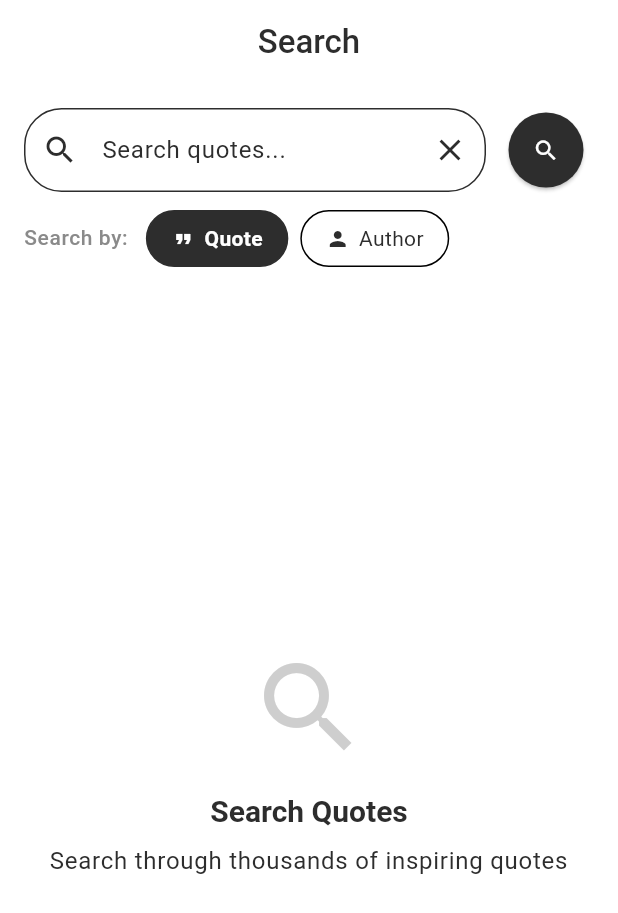
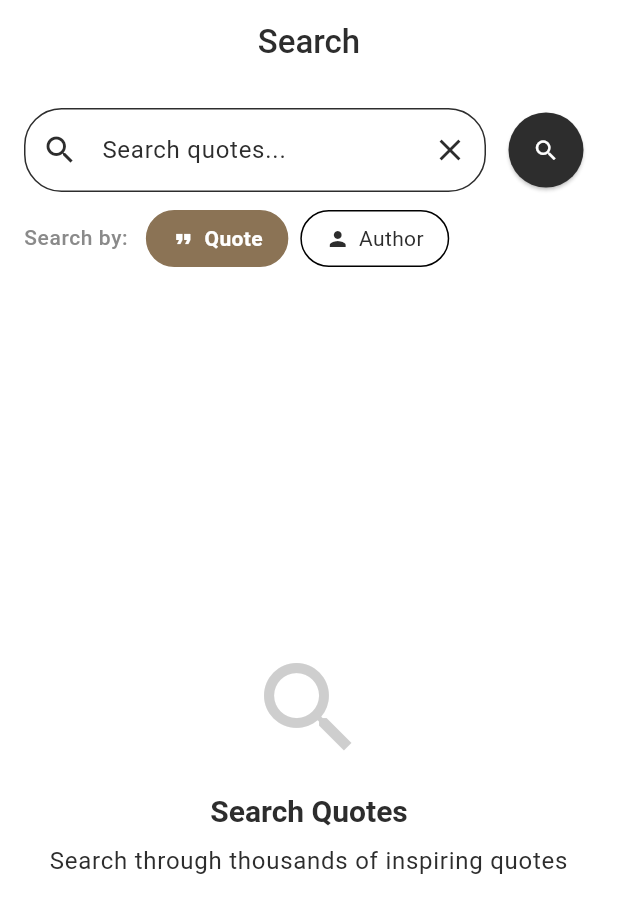
Before and after one commit to akshayxemo/quote-vault, a Flutter app: the _SearchScreenContent screen opened directly, on a phone screen of 412 x 824 dp. Shown: the top 913 px of the screen. Run offline on Flutter 3.47's test engine with Material 3 defaults, Android fonts, the phone set to English and light mode, and no system bars; our stand-ins replace connectivity_plus, dartz, equatable, flutter_bloc, get_it, go_router and 4 more; missing offline and left inert: gal; accounts and stored records are empty.

Commit message:
fixed some ui theme colors and favorite toggle issue.

```diff
--- a/lib/data/repositories/quote_repository_impl.dart
+++ b/lib/data/repositories/quote_repository_impl.dart
@@ -12,9 +12,9 @@ class QuoteRepositoryImpl implements QuoteRepository {
   QuoteRepositoryImpl({required this.remoteDataSource});
 
   @override
-  Future<Either<Failure, Quote?>> getQuoteOfTheDay() async {
+  Future<Either<Failure, Quote?>> getQuoteOfTheDay({String? userId}) async {
     try {
-      final quote = await remoteDataSource.getQuoteOfTheDay();
+      final quote = await remoteDataSource.getQuoteOfTheDay(userId: userId);
       return Right(quote);
     } catch (e) {
       return Left(ServerFailure(e.toString()));
--- a/lib/domain/entities/quote.dart
+++ b/lib/domain/entities/quote.dart
@@ -25,7 +25,7 @@ class Quote extends Equatable {
     String? text,
     String? author,
     String? category,
-    bool? isFavorite,
+    Object? isFavorite = const _Undefined(),
     DateTime? createdAt,
   }) {
     return Quote(
@@ -33,8 +33,14 @@ class Quote extends Equatable {
       text: text ?? this.text,
       author: author ?? this.author,
       category: category ?? this.category,
-      isFavorite: isFavorite ?? this.isFavorite,
+      isFavorite: isFavorite == const _Undefined()
+          ? this.isFavorite
+          : isFavorite as bool,
       createdAt: createdAt ?? this.createdAt,
     );
   }
 }
+
+class _Undefined {
+  const _Undefined();
+}
--- a/lib/domain/repositories/quote_repository.dart
+++ b/lib/domain/repositories/quote_repository.dart
@@ -5,7 +5,7 @@ import 'package:quote_vault/domain/entities/quote.dart';
 import 'package:quote_vault/presentation/bloc/search/search_event.dart';
 
 abstract class QuoteRepository {
-  Future<Either<Failure, Quote?>> getQuoteOfTheDay();
+  Future<Either<Failure, Quote?>> getQuoteOfTheDay({String? userId});
   Future<Either<Failure, List<Category>>> getCategories();
   Future<Either<Failure, List<Quote>>> getQuotes({
     String? categoryId,
--- a/lib/domain/usecases/quote/get_quote_of_the_day_usecase.dart
+++ b/lib/domain/usecases/quote/get_quote_of_the_day_usecase.dart
@@ -8,7 +8,7 @@ class GetQuoteOfTheDayUseCase {
 
   GetQuoteOfTheDayUseCase(this.repository);
 
-  Future<Either<Failure, Quote?>> call() async {
-    return await repository.getQuoteOfTheDay();
+  Future<Either<Failure, Quote?>> call({String? userId}) async {
+    return await repository.getQuoteOfTheDay(userId: userId);
   }
 }
--- a/lib/presentation/bloc/home/home_bloc.dart
+++ b/lib/presentation/bloc/home/home_bloc.dart
@@ -45,7 +45,9 @@ class HomeBloc extends Bloc<HomeEvent, HomeState> {
     }
 
     try {
-      final quoteOfTheDayResult = await getQuoteOfTheDayUseCase();
+      final quoteOfTheDayResult = await getQuoteOfTheDayUseCase(
+        userId: event.userId,
+      );
       final categoriesResult = await getCategoriesUseCase();
       final quotesResult = await getQuotesUseCase(
         GetQuotesParams(
--- a/lib/presentation/bloc/home/home_state.dart
+++ b/lib/presentation/bloc/home/home_state.dart
@@ -41,7 +41,7 @@ class HomeLoaded extends HomeState {
   });
 
   HomeLoaded copyWith({
-    Quote? quoteOfTheDay,
+    Object? quoteOfTheDay = const _Undefined(),
     List<Category>? categories,
     List<Quote>? quotes,
     Object? selectedCategoryId = const _Undefined(),
@@ -50,7 +50,9 @@ class HomeLoaded extends HomeState {
     String? userId,
   }) {
     return HomeLoaded(
-      quoteOfTheDay: quoteOfTheDay ?? this.quoteOfTheDay,
+      quoteOfTheDay: quoteOfTheDay == const _Undefined()
+          ? this.quoteOfTheDay
+          : quoteOfTheDay as Quote?,
       categories: categories ?? this.categories,
       quotes: quotes ?? this.quotes,
       selectedCategoryId: selectedCategoryId == const _Undefined()
--- a/lib/presentation/screens/home/home_screen.dart
+++ b/lib/presentation/screens/home/home_screen.dart
@@ -291,12 +291,12 @@ class _CategoryChip extends StatelessWidget {
         padding: const EdgeInsets.symmetric(horizontal: 20, vertical: 10),
         decoration: BoxDecoration(
           color: isSelected
-              ? Theme.of(context).primaryColor
+              ? Theme.of(context).colorScheme.tertiary
               : Theme.of(context).cardColor,
           borderRadius: BorderRadius.circular(20),
           border: Border.all(
             color: isSelected
-                ? Theme.of(context).primaryColor
+                ? Theme.of(context).colorScheme.tertiary
                 : Theme.of(context).dividerColor,
           ),
         ),
--- a/lib/presentation/screens/search/search_screen.dart
+++ b/lib/presentation/screens/search/search_screen.dart
@@ -164,6 +164,8 @@ class _SearchScreenContentState extends State<_SearchScreenContent> {
 
             // Search results
             Expanded(
+              child: Padding(
+                padding: const EdgeInsets.all(8.0),
                 child: BlocBuilder<SearchBloc, SearchState>(
                   builder: (context, state) {
                     if (state is SearchInitial) {
@@ -298,6 +300,7 @@ class _SearchScreenContentState extends State<_SearchScreenContent> {
                   },
                 ),
               ),
+            ),
           ],
         ),
       ),
@@ -326,12 +329,12 @@ class _SearchTypeChip extends StatelessWidget {
         padding: const EdgeInsets.symmetric(horizontal: 16, vertical: 8),
         decoration: BoxDecoration(
           color: isSelected
-              ? Theme.of(context).primaryColor
+              ? Theme.of(context).colorScheme.tertiary
               : Theme.of(context).cardColor,
           borderRadius: BorderRadius.circular(20),
           border: Border.all(
             color: isSelected
-                ? Theme.of(context).primaryColor
+                ? Theme.of(context).colorScheme.tertiary
                 : Theme.of(context).dividerColor,
           ),
         ),
```
Also changed, not shown: lib/data/datasources/quote_remote_datasource.dart (+28 -7 lines), lib/presentation/widgets/quote/quote_card_styles.dart (+12 -4 lines). Lines whose indentation alone changed are shown as unchanged.
